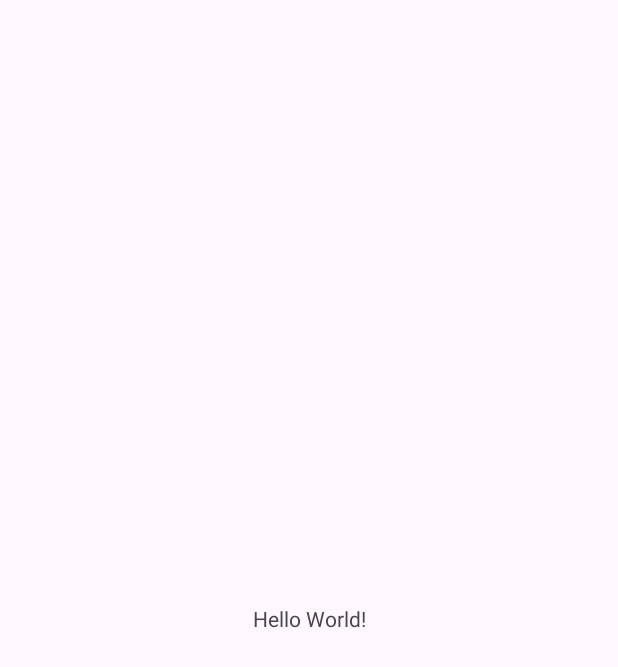
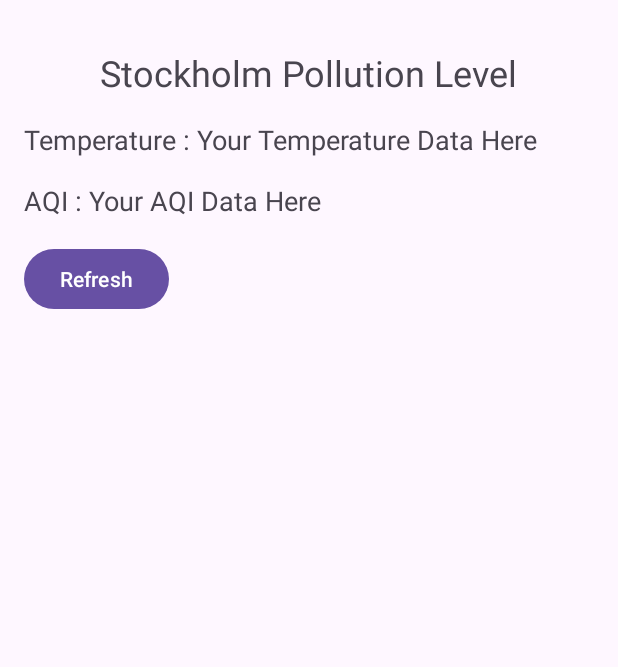
Before and after one commit to Jdgvr/AirStockholm2, an Android app: the screen it shows after launch (MainActivity), on a phone screen of 412 x 824 dp. Before the commit the part shown is almost empty. Shown: the top 667 px of the screen. Run offline under Robolectric (Android 15) with nearby library versions, the phone set to English and light mode, and no system bars.

Commit message:
First preview of layout

```diff
--- a/app/src/main/java/com/example/airstockholm/MainActivity.java
+++ b/app/src/main/java/com/example/airstockholm/MainActivity.java
@@ -1,14 +1,55 @@
 package com.example.airstockholm;
+
+import android.graphics.Color;
+import android.os.Bundle;
+import android.view.View;
+import android.widget.Button;
+import android.widget.TextView;
 
 import androidx.appcompat.app.AppCompatActivity;
 
-import android.os.Bundle;
+import java.util.Random;
 
 public class MainActivity extends AppCompatActivity {
+
+    private TextView title;
+    private TextView temperature;
+    private TextView temperatureLevel;
+    private TextView aqi;
+    private TextView aqiResult;
+    private Button buttonRefresh;
 
     @Override
     protected void onCreate(Bundle savedInstanceState) {
         super.onCreate(savedInstanceState);
         setContentView(R.layout.activity_main);
+
+        title = findViewById(R.id.textViewTitle);
+        temperature = findViewById(R.id.textViewTemperatureLabel);
+        temperatureLevel = findViewById(R.id.textViewTemperature);
+        aqi = findViewById(R.id.textViewAqiLabel);
+        aqiResult = findViewById(R.id.textViewAqi);
+        buttonRefresh = findViewById(R.id.buttonRefresh);
+
+        buttonRefresh.setOnClickListener(new View.OnClickListener() {
+            @Override
+            public void onClick(View v) {
+                generateRandomData();
+            }
+        });
+    }
+    private void generateRandomData() {
+        int temp = new Random().nextInt(11) - 10;
+        temperatureLevel.setText(String.valueOf(temp));
+
+        String[] aqiIndex = {"Good", "Fair"};
+        String aqiResult = aqiIndex[new Random().nextInt(aqiIndex.length)];
+        this.aqiResult.setText(aqiResult);
+
+        if (aqiResult.equals("Good")) {
+            this.aqiResult.setTextColor(Color.GREEN);
+        } else {
+            this.aqiResult.setTextColor(Color.YELLOW);
+        }
     }
 }
--- a/app/src/main/res/layout/activity_main.xml
+++ b/app/src/main/res/layout/activity_main.xml
@@ -1,18 +1,71 @@
 <?xml version="1.0" encoding="utf-8"?>
-<androidx.constraintlayout.widget.ConstraintLayout xmlns:android="http://schemas.android.com/apk/res/android"
-    xmlns:app="http://schemas.android.com/apk/res-auto"
+<LinearLayout
+    xmlns:android="http://schemas.android.com/apk/res/android"
     xmlns:tools="http://schemas.android.com/tools"
     android:layout_width="match_parent"
     android:layout_height="match_parent"
+    android:orientation="vertical"
+    android:paddingLeft="16dp"
+    android:paddingTop="16dp"
+    android:paddingRight="16dp"
+    android:paddingBottom="16dp"
     tools:context=".MainActivity">
 
     <TextView
+        android:id="@+id/textViewTitle"
         android:layout_width="wrap_content"
         android:layout_height="wrap_content"
-        android:text="Hello World!"
-        app:layout_constraintBottom_toBottomOf="parent"
-        app:layout_constraintEnd_toEndOf="parent"
-        app:layout_constraintStart_toStartOf="parent"
-        app:layout_constraintTop_toTopOf="parent" />
+        android:text="Stockholm Pollution Level"
+        android:textSize="24sp"
+        android:layout_gravity="center"
+        android:layout_marginTop="16dp"/>
 
-</androidx.constraintlayout.widget.ConstraintLayout>
+    <LinearLayout
+        android:layout_width="match_parent"
+        android:layout_height="wrap_content"
+        android:orientation="horizontal"
+        android:layout_marginTop="16dp">
+
+        <TextView
+            android:id="@+id/textViewTemperatureLabel"
+            android:layout_width="wrap_content"
+            android:layout_height="wrap_content"
+            android:text="Temperature : "
+            android:textSize="18sp"/>
+
+        <TextView
+            android:id="@+id/textViewTemperature"
+            android:layout_width="wrap_content"
+            android:layout_height="wrap_content"
+            android:text="Your Temperature Data Here"
+            android:textSize="18sp"/>
+    </LinearLayout>
+
+    <LinearLayout
+        android:layout_width="match_parent"
+        android:layout_height="wrap_content"
+        android:orientation="horizontal"
+        android:layout_marginTop="16dp">
+
+        <TextView
+            android:id="@+id/textViewAqiLabel"
+            android:layout_width="wrap_content"
+            android:layout_height="wrap_content"
+            android:text="AQI : "
+            android:textSize="18sp"/>
+
+        <TextView
+            android:id="@+id/textViewAqi"
+            android:layout_width="wrap_content"
+            android:layout_height="wrap_content"
+            android:text="Your AQI Data Here"
+            android:textSize="18sp"/>
+    </LinearLayout>
+
+    <Button
+        android:id="@+id/buttonRefresh"
+        android:layout_width="wrap_content"
+        android:layout_height="wrap_content"
+        android:layout_marginTop="16dp"
+        android:text="Refresh" />
+</LinearLayout>
```
